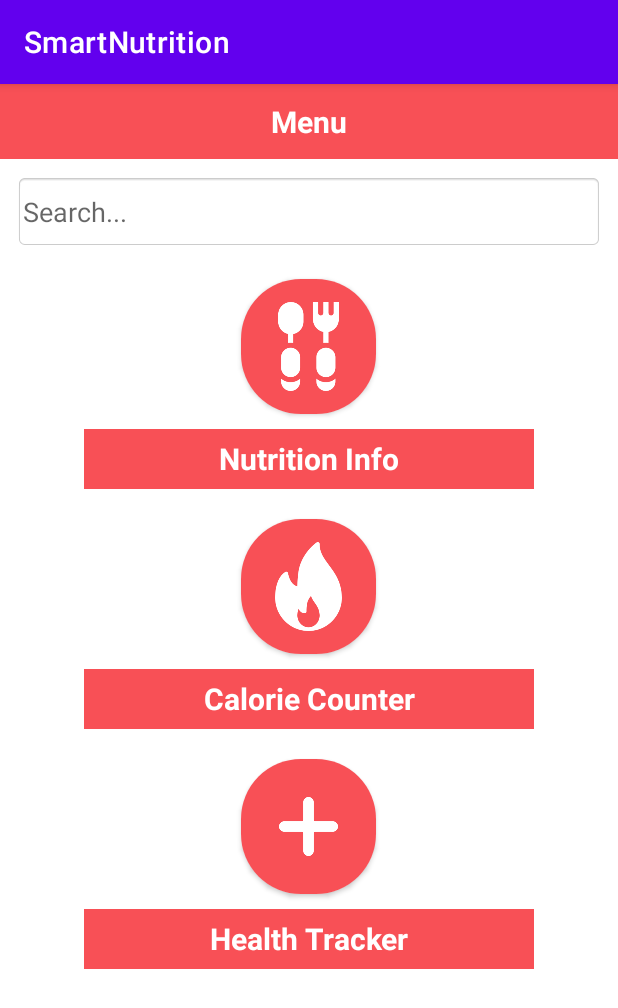
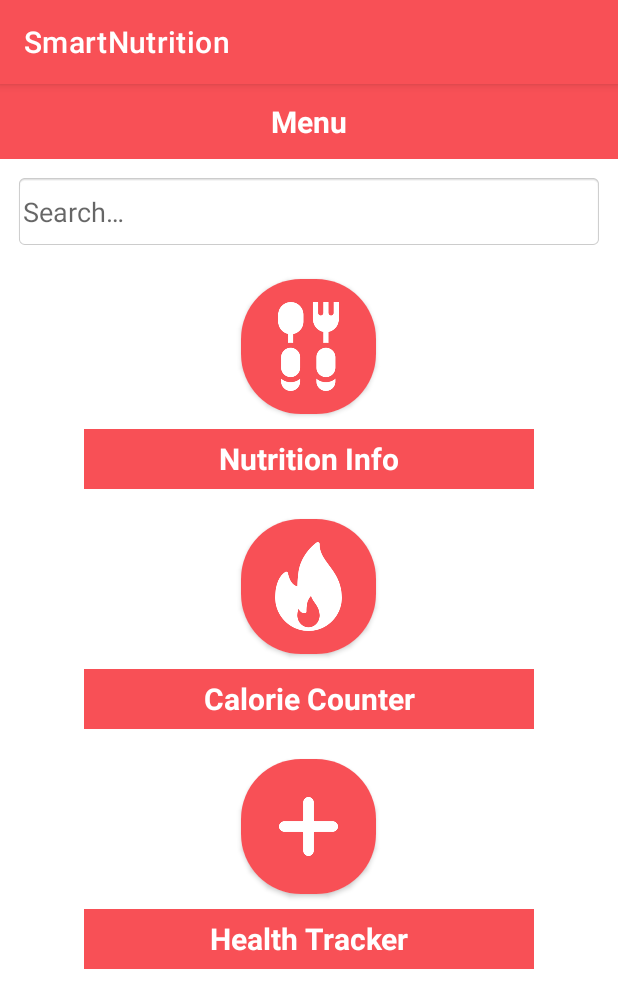
Before and after one commit to SmartNutrition11/smartnutrition, an Android app: the screen it shows after launch (MainActivity), on a phone screen of 412 x 824 dp. Shown: the top 1008 px of the screen. Run offline under Robolectric (Android 15) with nearby library versions, the phone set to English and light mode, and no system bars.

Commit message:
add colors, descriptive view names & string res
give buttons more descriptive names
add string resources for button text, search box & menu
add two shades of red (lighter & darker) that match theme color

```diff
--- a/app/src/main/java/edu/uc/mille5bm/smartnutrition/MainActivity.kt
+++ b/app/src/main/java/edu/uc/mille5bm/smartnutrition/MainActivity.kt
@@ -9,8 +9,8 @@ class MainActivity : AppCompatActivity() {
     override fun onCreate(savedInstanceState: Bundle?) {
         super.onCreate(savedInstanceState)
         setContentView(R.layout.activity_main)
-        findViewById<View>(R.id.button1).setOnClickListener { startActivity(Intent(applicationContext, NutritionInfoActivity::class.java)) }
-        findViewById<View>(R.id.button2).setOnClickListener { startActivity(Intent(applicationContext, CalorieCounterActivity::class.java)) }
-        findViewById<View>(R.id.button3).setOnClickListener { startActivity(Intent(applicationContext, HealthTrackerActivity::class.java)) }
+        findViewById<View>(R.id.btn_nutrition).setOnClickListener { startActivity(Intent(applicationContext, NutritionInfoActivity::class.java)) }
+        findViewById<View>(R.id.btn_calorie).setOnClickListener { startActivity(Intent(applicationContext, CalorieCounterActivity::class.java)) }
+        findViewById<View>(R.id.btn_health).setOnClickListener { startActivity(Intent(applicationContext, HealthTrackerActivity::class.java)) }
     }
 }
--- a/app/src/main/res/layout/activity_main.xml
+++ b/app/src/main/res/layout/activity_main.xml
@@ -8,70 +8,70 @@
     tools:context=".MainActivity">
 
 
-
     <TextView
-        android:id="@+id/textView2"
+        android:id="@+id/txt_menu"
         android:layout_width="match_parent"
         android:layout_height="50dp"
         android:background="@color/themeColor"
+        android:gravity="center"
+        android:text="@string/txt_menu_text"
+        android:textColor="@color/white"
         android:textSize="20dp"
-        android:textStyle="bold"
-        android:textColor="@color/white"
-        android:gravity="center"
-        android:text="Menu" />
+        android:textStyle="bold" />
 
 
     <EditText
         android:layout_width="match_parent"
         android:layout_height="50dp"
         android:layout_margin="10dp"
-        android:hint="Search..."
+        android:background="@android:drawable/editbox_background_normal"
+        android:hint="@string/search_hint"
         android:padding="5dp"
-        android:background="@android:drawable/editbox_background_normal"
 
         />
 
     <androidx.cardview.widget.CardView
         android:layout_width="90dp"
         android:layout_height="90dp"
-        android:elevation="12dp"
+        android:layout_centerHorizontal="true"
+        android:layout_gravity="center"
         android:layout_marginTop="10dp"
         android:layout_marginBottom="10dp"
-        android:layout_gravity="center"
-        app:cardCornerRadius="40dp"
-        android:layout_centerHorizontal="true">
+        android:elevation="12dp"
+        app:cardCornerRadius="40dp">
+
         <ImageView
+            android:id="@+id/imageView1"
+            android:layout_width="match_parent"
             android:layout_height="90dp"
-            android:layout_width="match_parent"
-            android:id="@+id/imageView1"
+            android:background="@color/themeColor"
             android:padding="15dp"
-            android:background="@color/themeColor"
-            android:src="@drawable/spoon"
-            android:scaleType="centerCrop"/>
+            android:scaleType="centerCrop"
+            android:src="@drawable/spoon" />
     </androidx.cardview.widget.CardView>
 
     <TextView
-        android:id="@+id/button1"
+        android:id="@+id/btn_nutrition"
         android:layout_width="300dp"
+        android:layout_height="40dp"
+        android:layout_gravity="center"
+        android:background="@color/themeColor"
+        android:gravity="center"
+        android:text="@string/btn_nutrition_text"
+        android:textColor="@color/white"
         android:textSize="20dp"
-        android:layout_gravity="center"
-        android:textStyle="bold"
-        android:gravity="center"
-        android:background="@color/themeColor"
-        android:textColor="@color/white"
-        android:layout_height="40dp"
-        android:text="Nutrition Info" />
+        android:textStyle="bold" />
 
 
     <androidx.cardview.widget.CardView
         android:layout_width="90dp"
         android:layout_height="90dp"
-        android:elevation="12dp"
+        android:layout_centerHorizontal="true"
+        android:layout_gravity="center"
         android:layout_marginTop="20dp"
         android:layout_marginBottom="10dp"
-        android:layout_gravity="center"
-        app:cardCornerRadius="40dp"
-        android:layout_centerHorizontal="true">
+        android:elevation="12dp"
+        app:cardCornerRadius="40dp">
 
         <ImageView
             android:layout_width="match_parent"
@@ -83,27 +83,27 @@
     </androidx.cardview.widget.CardView>
 
     <TextView
-        android:id="@+id/button2"
+        android:id="@+id/btn_calorie"
         android:layout_width="300dp"
+        android:layout_height="40dp"
+        android:layout_gravity="center"
+        android:background="@color/themeColor"
+        android:gravity="center"
+        android:text="@string/btn_calorie_text"
+        android:textColor="@color/white"
         android:textSize="20dp"
-        android:layout_gravity="center"
-        android:textStyle="bold"
-        android:gravity="center"
-        android:background="@color/themeColor"
-        android:textColor="@color/white"
-        android:layout_height="40dp"
-        android:text="Calorie Counter" />
+        android:textStyle="bold" />
 
 
     <androidx.cardview.widget.CardView
         android:layout_width="90dp"
         android:layout_height="90dp"
-        android:elevation="12dp"
+        android:layout_centerHorizontal="true"
+        android:layout_gravity="center"
         android:layout_marginTop="20dp"
         android:layout_marginBottom="10dp"
-        android:layout_gravity="center"
-        app:cardCornerRadius="40dp"
-        android:layout_centerHorizontal="true">
+        android:elevation="12dp"
+        app:cardCornerRadius="40dp">
 
         <ImageView
             android:layout_width="match_parent"
@@ -115,16 +115,16 @@
     </androidx.cardview.widget.CardView>
 
     <TextView
-        android:id="@+id/button3"
+        android:id="@+id/btn_health"
         android:layout_width="300dp"
+        android:layout_height="40dp"
+        android:layout_gravity="center"
+        android:background="@color/themeColor"
+        android:gravity="center"
+        android:text="@string/btn_health_text"
+        android:textColor="@color/white"
         android:textSize="20dp"
-        android:layout_gravity="center"
-        android:textStyle="bold"
-        android:gravity="center"
-        android:background="@color/themeColor"
-        android:textColor="@color/white"
-        android:layout_height="40dp"
-        android:text="Health Tracker" />
+        android:textStyle="bold" />
 
 
 </LinearLayout>
--- a/app/src/main/res/values/colors.xml
+++ b/app/src/main/res/values/colors.xml
@@ -8,4 +8,6 @@
     <color name="black">#FF000000</color>
     <color name="white">#FFFFFFFF</color>
     <color name="themeColor">#F85056</color>
+    <color name="red_700">#bf0c2d</color>
+    <color name="red_200">#ff8483</color>
 </resources>
--- a/app/src/main/res/values/strings.xml
+++ b/app/src/main/res/values/strings.xml
@@ -1,3 +1,8 @@
 <resources>
     <string name="app_name">SmartNutrition</string>
+    <string name="btn_health_text">Health Tracker</string>
+    <string name="btn_calorie_text">Calorie Counter</string>
+    <string name="btn_nutrition_text">Nutrition Info</string>
+    <string name="txt_menu_text">Menu</string>
+    <string name="search_hint">Search&#8230;</string>
 </resources>
--- a/app/src/main/res/values/themes.xml
+++ b/app/src/main/res/values/themes.xml
@@ -2,8 +2,8 @@
     <!-- Base application theme. -->
     <style name="Theme.SmartNutrition" parent="Theme.MaterialComponents.DayNight.DarkActionBar">
         <!-- Primary brand color. -->
-        <item name="colorPrimary">@color/purple_500</item>
-        <item name="colorPrimaryVariant">@color/purple_700</item>
+        <item name="colorPrimary">@color/themeColor</item>
+        <item name="colorPrimaryVariant">@color/red_700</item>
         <item name="colorOnPrimary">@color/white</item>
         <!-- Secondary brand color. -->
         <item name="colorSecondary">@color/teal_200</item>
```
